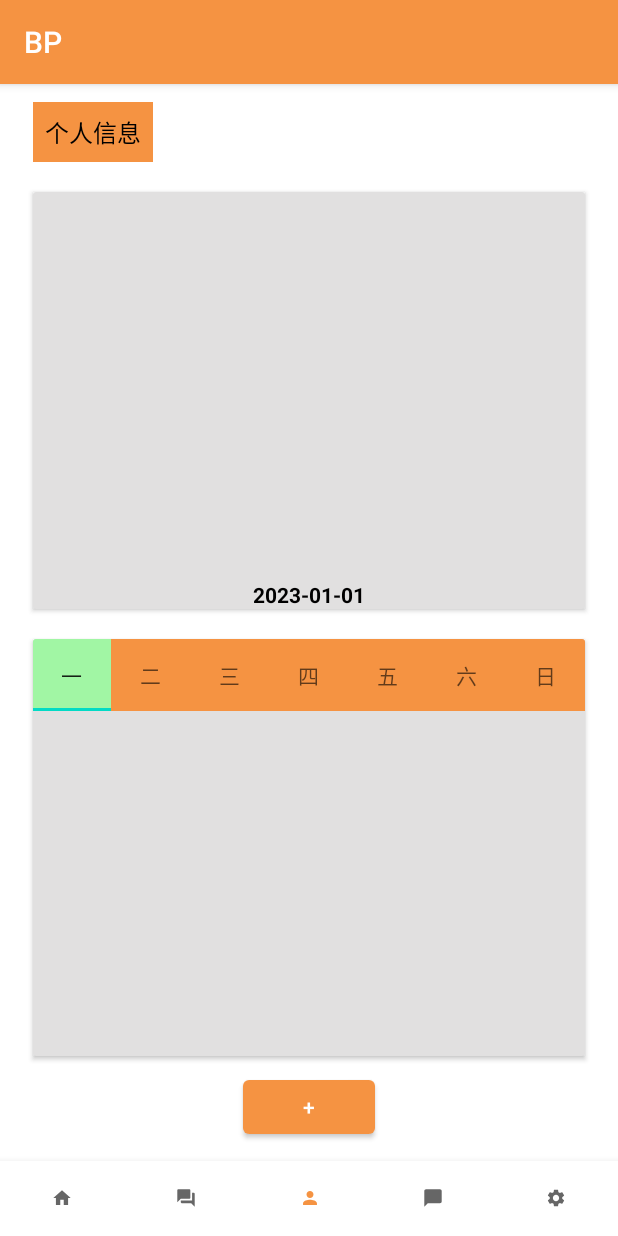
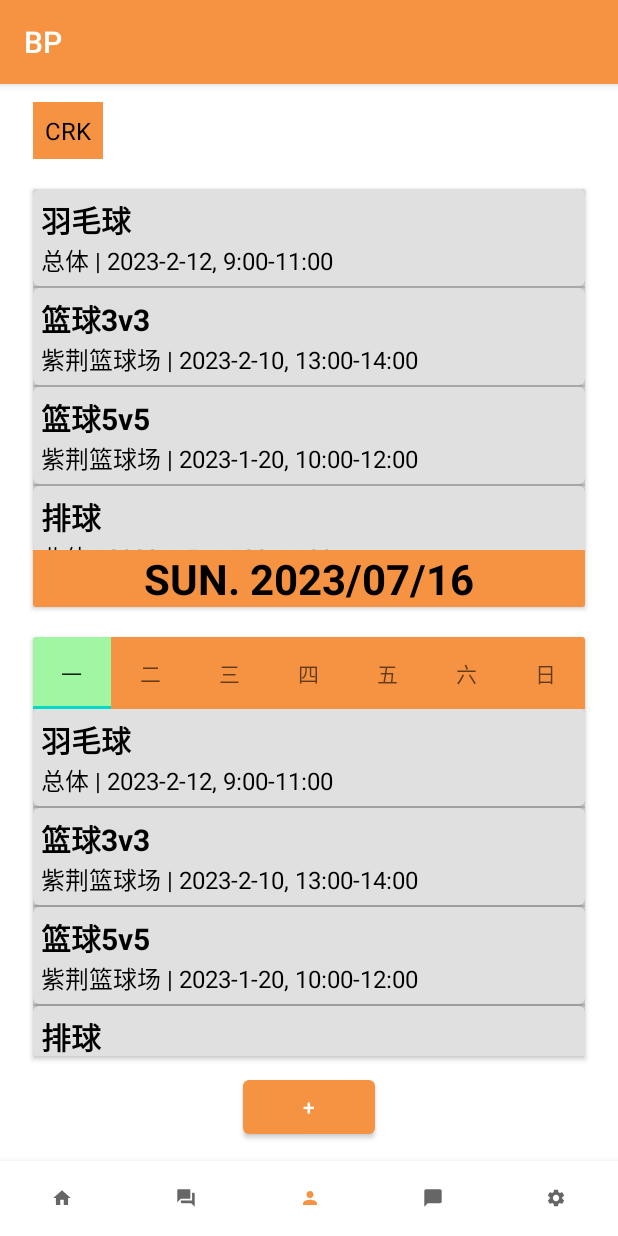
Before and after one commit to Brian-csh/Fanquan_Android, an Android app: the screen it shows after launch (MainActivity), item 3 of the bottom bar chosen, on a phone screen of 412 x 824 dp. Run offline under Robolectric (Android 15) with nearby library versions, the phone set to English and light mode, and no system bars.

Commit message:
Implement recyclerviews in personal page

```diff
--- a/app/src/main/java/com/fanquan/bp/adapters/EventRecViewAdapter.java
+++ b/app/src/main/java/com/fanquan/bp/adapters/EventRecViewAdapter.java
@@ -52,7 +52,8 @@ public class EventRecViewAdapter extends RecyclerView.Adapter<EventRecViewAdapte
         //set the data for each item in the recycler view
         holder.titleText.setText(eventList.get(position).getTitle());
 
-        String details = eventList.get(position).getLocation() + " | " + eventList.get(position).getTime();
+        String details = eventList.get(position).getLocation() + " | " + eventList.get(position).getDate()
+                + ", " + eventList.get(position).getTime();
         holder.detailsText.setText(details);
         holder.eventCard.setOnClickListener(new View.OnClickListener() {
             @Override
--- a/app/src/main/java/com/fanquan/bp/fragments/HomeFragment.java
+++ b/app/src/main/java/com/fanquan/bp/fragments/HomeFragment.java
@@ -88,13 +88,14 @@ public class HomeFragment extends Fragment {
         });
 
         //sample
+        //actual data is obtained from backend
         ArrayList<Event> eventList = new ArrayList<Event>();
-        eventList.add(new Event("羽毛球", "总体", "2023-2-12"));
-        eventList.add(new Event("篮球3v3", "紫荆篮球场", "2023-2-10"));
-        eventList.add(new Event("篮球5v5", "紫荆篮球场", "2023-1-20"));
-        eventList.add(new Event("排球", "北体", "2023-1-5"));
+        eventList.add(new Event("羽毛球", "总体", "2023-2-12", "9:00-11:00"));
+        eventList.add(new Event("篮球3v3", "紫荆篮球场", "2023-2-10", "13:00-14:00"));
+        eventList.add(new Event("篮球5v5", "紫荆篮球场", "2023-1-20", "10:00-12:00"));
+        eventList.add(new Event("排球", "北体", "2023-1-5", "14:00-16:00"));
 
-        displayActivities(eventList);
+        displayEvents(eventList);
 
         return parentView;
     }
@@ -115,7 +116,7 @@ public class HomeFragment extends Fragment {
 
     }
 
-    private void displayActivities(List<Event> eventList) {
+    private void displayEvents(List<Event> eventList) {
 //        if (eventList.size() == 0)
 //            Toast.makeText(getActivity(), "No available activity data.", Toast.LENGTH_SHORT).show();
 
--- a/app/src/main/java/com/fanquan/bp/fragments/PersonalFragment.java
+++ b/app/src/main/java/com/fanquan/bp/fragments/PersonalFragment.java
@@ -1,66 +1,133 @@
 package com.fanquan.bp.fragments;
 
+import android.content.Intent;
 import android.os.Bundle;
 
 import androidx.fragment.app.Fragment;
+import androidx.recyclerview.widget.DividerItemDecoration;
+import androidx.recyclerview.widget.LinearLayoutManager;
+import androidx.recyclerview.widget.RecyclerView;
 
 import android.view.LayoutInflater;
 import android.view.View;
 import android.view.ViewGroup;
+import android.widget.Button;
+import android.widget.TextView;
 
 import com.example.bp.R;
+import com.fanquan.bp.AddActivity;
+import com.fanquan.bp.EventActivity;
+import com.fanquan.bp.adapters.EventRecViewAdapter;
+import com.fanquan.bp.models.Event;
+import com.fanquan.bp.utils.OnEventClickedListener;
+
+import java.text.SimpleDateFormat;
+import java.util.ArrayList;
+import java.util.Calendar;
+import java.util.Date;
+import java.util.List;
 
 /**
  * A simple {@link Fragment} subclass.
- * Use the {@link PersonalFragment#newInstance} factory method to
- * create an instance of this fragment.
  */
 public class PersonalFragment extends Fragment {
-
-    // TODO: Rename parameter arguments, choose names that match
-    // the fragment initialization parameters, e.g. ARG_ITEM_NUMBER
-    private static final String ARG_PARAM1 = "param1";
-    private static final String ARG_PARAM2 = "param2";
-
-    // TODO: Rename and change types of parameters
-    private String mParam1;
-    private String mParam2;
-
+    private RecyclerView todayRecView;
+    private RecyclerView weekRecView;
+    private OnEventClickedListener onEventClickedListener;
     public PersonalFragment() {
         // Required empty public constructor
-    }
-
-    /**
-     * Use this factory method to create a new instance of
-     * this fragment using the provided parameters.
-     *
-     * @param param1 Parameter 1.
-     * @param param2 Parameter 2.
-     * @return A new instance of fragment MyFragment.
-     */
-    // TODO: Rename and change types and number of parameters
-    public static PersonalFragment newInstance(String param1, String param2) {
-        PersonalFragment fragment = new PersonalFragment();
-        Bundle args = new Bundle();
-        args.putString(ARG_PARAM1, param1);
-        args.putString(ARG_PARAM2, param2);
-        fragment.setArguments(args);
-        return fragment;
     }
 
     @Override
     public void onCreate(Bundle savedInstanceState) {
         super.onCreate(savedInstanceState);
-        if (getArguments() != null) {
-            mParam1 = getArguments().getString(ARG_PARAM1);
-            mParam2 = getArguments().getString(ARG_PARAM2);
-        }
     }
 
     @Override
     public View onCreateView(LayoutInflater inflater, ViewGroup container,
                              Bundle savedInstanceState) {
         // Inflate the layout for this fragment
-        return inflater.inflate(R.layout.fragment_personal, container, false);
+        View parentView = inflater.inflate(R.layout.fragment_personal, container, false);
+
+        TextView accountNameText = parentView.findViewById(R.id.account_name_text);
+        accountNameText.setText("CRK"); //@todo: get the account name
+
+        Calendar calender = Calendar.getInstance();
+        int day = calender.get(Calendar.DAY_OF_WEEK);
+        String[] daysOfWeek = new String[]{"SUN.", "MON.", "TUE.", "WED.", "THU.", "FRI.", "SAT."};
+        String todayDayOfWeek = daysOfWeek[day - 1];
+
+        // Create a SimpleDateFormat object with the desired format
+        SimpleDateFormat dateFormat = new SimpleDateFormat("yyyy/MM/dd");
+        // Get the current date
+        Date currentDate = new Date();
+        // Format the date to the desired format
+        String formattedDate = dateFormat.format(currentDate);
+
+        TextView dateText = parentView.findViewById(R.id.date_text);
+        String displayDate = todayDayOfWeek + " " + formattedDate;
+        dateText.setText(displayDate);
+
+        //Add Button
+        Button addButton = parentView.findViewById(R.id.personal_add_button);
+        //set listener for the button
+        addButton.setOnClickListener(new View.OnClickListener() {
+            @Override
+            public void onClick(View v) {
+                //jump to add event page
+                Intent intent = new Intent(getActivity(), AddActivity.class);
+                startActivity(intent);
+            }
+        });
+
+        initOnEventClickedListener();
+
+        todayRecView = parentView.findViewById(R.id.today_recycler);
+        weekRecView = parentView.findViewById(R.id.week_recycler);
+
+        ArrayList<Event> eventList = new ArrayList<Event>();
+        eventList.add(new Event("羽毛球", "总体", "2023-2-12", "9:00-11:00"));
+        eventList.add(new Event("篮球3v3", "紫荆篮球场", "2023-2-10", "13:00-14:00"));
+        eventList.add(new Event("篮球5v5", "紫荆篮球场", "2023-1-20", "10:00-12:00"));
+        eventList.add(new Event("排球", "北体", "2023-1-5", "14:00-16:00"));
+        eventList.add(new Event("足球", "北体", "2023-1-8", "12:00-17:00"));
+
+        displayTodayEvents(eventList);
+        displayWeekEvents(eventList);
+
+        return parentView;
+    }
+
+    private void initOnEventClickedListener() {
+        onEventClickedListener = new OnEventClickedListener() {
+            @Override
+            public void onEventClicked(Event event) {
+                Intent intent = new Intent(getActivity(), EventActivity.class);
+                intent.putExtra("event", event); //News class implements serializable
+                startActivity(intent);
+            }
+        };
+    }
+
+    private void displayTodayEvents(List<Event> eventList) {
+        EventRecViewAdapter adapter = new EventRecViewAdapter(getActivity(), eventList);
+        adapter.setListener(onEventClickedListener);
+        todayRecView.setAdapter(adapter);
+        todayRecView.setLayoutManager(new LinearLayoutManager(getActivity()));
+
+        DividerItemDecoration dividerItemDecoration = new DividerItemDecoration(todayRecView.getContext(),
+                DividerItemDecoration.VERTICAL);
+        todayRecView.addItemDecoration(dividerItemDecoration);
+    }
+
+    private void displayWeekEvents(List<Event> eventList) {
+        EventRecViewAdapter adapter = new EventRecViewAdapter(getActivity(), eventList);
+        adapter.setListener(onEventClickedListener);
+        weekRecView.setAdapter(adapter);
+        weekRecView.setLayoutManager(new LinearLayoutManager(getActivity()));
+
+        DividerItemDecoration dividerItemDecoration = new DividerItemDecoration(weekRecView.getContext(),
+                DividerItemDecoration.VERTICAL);
+        weekRecView.addItemDecoration(dividerItemDecoration);
     }
 }
--- a/app/src/main/java/com/fanquan/bp/models/Event.java
+++ b/app/src/main/java/com/fanquan/bp/models/Event.java
@@ -5,11 +5,24 @@ import java.io.Serializable;
 public class Event implements Serializable {
     private String title;
     private String location;
+
+    private String date;
     private String time;
 
-    public Event(String title, String location, String time) {
+    public String getDate() {
+        return date;
+    }
+
+    public void setDate(String date) {
+        this.date = date;
+    }
+
+    //later on can add another constructor that receives date from unix time stamp
+
+    public Event(String title, String location, String date, String time) {
         this.title = title;
         this.location = location;
+        this.date = date;
         this.time = time;
     }
 
--- a/app/src/main/res/layout/fragment_personal.xml
+++ b/app/src/main/res/layout/fragment_personal.xml
@@ -8,6 +8,7 @@
     android:padding="12dp">
 
     <TextView
+        android:id="@+id/account_name_text"
         android:layout_width="wrap_content"
         android:layout_height="wrap_content"
         android:layout_gravity="left"
@@ -34,7 +35,7 @@
                 android:layout_width="match_parent"
                 android:layout_height="0dp"
                 android:layout_weight="1"
-                android:id="@+id/today_list"/>
+                android:id="@+id/today_recycler" />
             <TextView
                 android:layout_width="match_parent"
                 android:layout_height="wrap_content"
@@ -42,7 +43,9 @@
                 android:text="2023-01-01"
                 android:textAlignment="center"
                 android:textColor="@color/black"
-                android:textStyle="bold"/>
+                android:textStyle="bold"
+                android:textSize="28sp"
+                android:background="@color/orange"/>
         </LinearLayout>
 
     </androidx.cardview.widget.CardView>
@@ -102,12 +105,13 @@
             <androidx.recyclerview.widget.RecyclerView
                 android:layout_width="match_parent"
                 android:layout_height="wrap_content"
-                android:id="@+id/week_list"/>
+                android:id="@+id/week_recycler"/>
 
         </LinearLayout>
     </androidx.cardview.widget.CardView>
 
     <Button
+        android:id="@+id/personal_add_button"
         android:layout_width="wrap_content"
         android:layout_height="wrap_content"
         android:layout_gravity="center"
```
